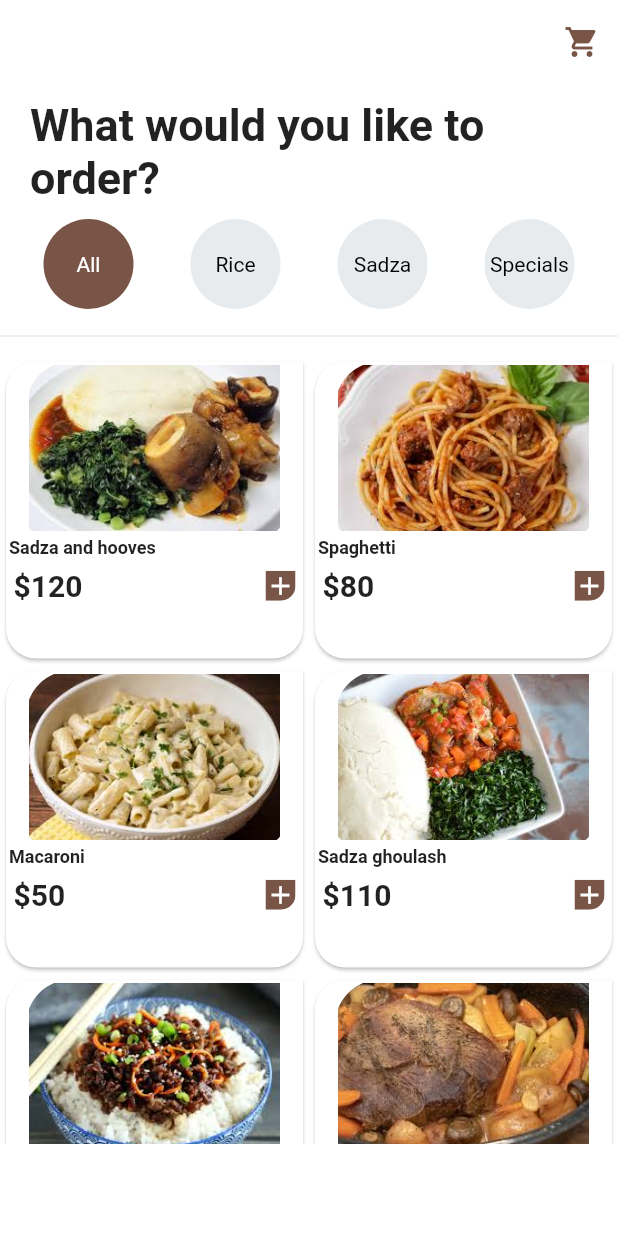
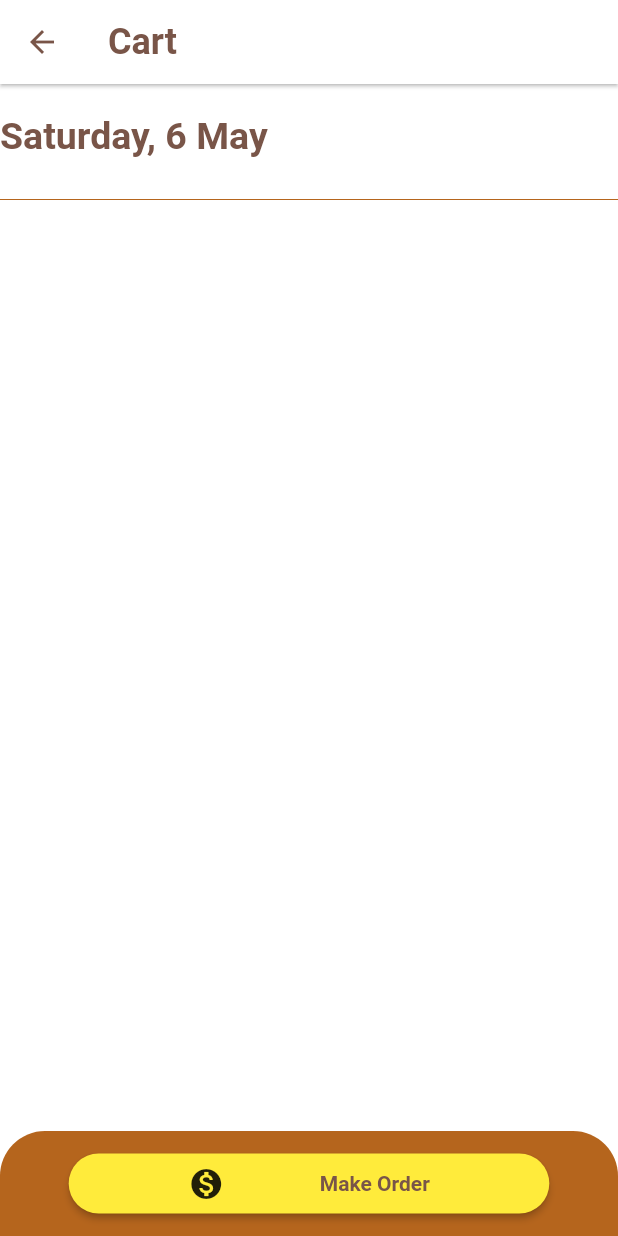
Before and after one commit to ishe19/get_supper, a Flutter app: the screen it shows after launch, after a tap on the "shopping cart" icon, on a phone screen of 412 x 824 dp. Run offline on Flutter 3.47's test engine with Material 2 defaults, Android fonts, the phone set to English and light mode, and no system bars; our stand-ins replace smooth_star_rating, sqflite; accounts and stored records are empty.

Commit message:
changes
DB IMP

```diff
--- /dev/null
+++ b/lib/model/db_manager.dart
@@ -0,0 +1,42 @@
+import 'package:path/path.dart';
+import 'package:sqflite/sqflite.dart';
+import 'package:path_provider/path_provider.dart';
+
+class DBManagerViews {
+  static Database db;
+
+  static Future openDB() async {
+    db = await openDatabase(join(await getDatabasesPath(), 'cart.db'),
+        version: 1, onCreate: (Database db, int version) async {
+      await db.execute('''
+          create table shopping_cart(
+            id integer primary key autoincrement,
+            title text not null,
+            price text not null,
+            img text not null
+          );''');
+    });
+  }
+
+  static Future insertOrder(Map<String, dynamic> note) async {
+    try {
+      await db.insert('shopping_cart', note);
+      print("Data inserted");
+    } catch (e) {
+      print(e);
+    }
+  }
+
+  static Future<List<Map<String, dynamic>>>getList() async {
+    if (db == null) {
+      await openDB();
+    } else {
+      return await db.query('shopping_cart');
+    }
+  }
+
+  static Future deleteOrder(int id) async {
+    await db.delete('shopping_cart', where: 'id = ?', whereArgs: [id]);
+  }
+
+}
--- a/lib/ui/home.dart
+++ b/lib/ui/home.dart
@@ -1,6 +1,10 @@
 import 'package:flutter/material.dart';
+import 'package:get_supper/model/db_manager.dart';
+import 'package:path_provider/path_provider.dart';
+import 'package:path/path.dart';
 import 'package:smooth_star_rating/smooth_star_rating.dart';
 import 'package:get_supper/ui/utils/uidata.dart';
+import 'shopping_cart.dart';
 
 class Home extends StatefulWidget {
   @override
@@ -8,6 +12,13 @@ class Home extends StatefulWidget {
 }
 
 class _HomeState extends State<Home>{
+
+
+  @override
+  void initState(){
+    super.initState();
+    DBManagerViews.openDB();
+  }
 
   var product_list = [
     {
@@ -104,7 +115,9 @@ _buildButton(String title, int index) {
           IconButton(
             icon: Icon(Icons.shopping_cart),
             color: Uidata.primaryColor,
-            onPressed: (){},
+            onPressed: (){
+              Navigator.push(context, MaterialPageRoute(builder: (context)=> Cart()));
+            },
           )
         ],
         ),
@@ -157,6 +170,23 @@ _buildButton(String title, int index) {
           )),
       );
   }
+
+  showSnack(String title, BuildContext context){
+    return Scaffold.of(context).showSnackBar(
+      SnackBar(
+                                  backgroundColor: Uidata.primaryColor,
+                                elevation: 2.0,
+                                content: Row(
+                                  mainAxisAlignment: MainAxisAlignment.spaceAround,
+                                  children: <Widget>[
+                                    Icon(Icons.add_shopping_cart),
+                                    Text("$title added to cart"),
+                                  ],
+                                ),
+                                // duration: Duration(seconds: 3),
+                                )
+                              );
+                        }
 
   Widget foodCard(String img, String title, int price, BuildContext context) {
     var rating;
@@ -227,20 +257,12 @@ _buildButton(String title, int index) {
                             iconSize: 20,
                             color: Colors.white,
                             onPressed: () {
-                              Scaffold.of(context).showSnackBar(
-                                SnackBar(
-                                  backgroundColor: Uidata.primaryColor,
-                                elevation: 2.0,
-                                content: Row(
-                                  mainAxisAlignment: MainAxisAlignment.spaceAround,
-                                  children: <Widget>[
-                                    Icon(Icons.add_shopping_cart),
-                                    Text("$title added to cart"),
-                                  ],
-                                ),
-                                // duration: Duration(seconds: 3),
-                                )
-                              );
+                              DBManagerViews.insertOrder({
+                                "title": title,
+                                "price": price.toString(),
+                                "img": img
+                              });
+                              showSnack(title, context);
                             },
                           ),
                         ),
@@ -269,6 +291,10 @@ _buildButton(String title, int index) {
         ),
       ),
     );
+
+
+
+
   }
 
 
--- /dev/null
+++ b/lib/ui/shopping_cart.dart
@@ -0,0 +1,281 @@
+import 'package:flutter/material.dart';
+import 'package:get_supper/model/db_manager.dart';
+import 'package:get_supper/ui/utils/uidata.dart';
+
+class Cart extends StatefulWidget {
+
+  List list;
+  Cart({this.list});
+
+  @override
+  _CartState createState() => _CartState();
+}
+
+class _CartState extends State<Cart> {
+
+
+  String getDate(int day, int month){
+    String todayDate;
+    String todayMonth;
+    if(day == 1){
+      todayDate = "Monday";
+    }else if(day == 2){
+      todayDate = "Tuesday";
+    }else if(day == 3){
+      todayDate = "Wednesday";
+    }else if(day == 4){
+      todayDate = "Thursday";
+    }else if(day == 5){
+      todayDate = "Friday";
+    }else if(day == 6){
+      todayDate = "Saturday";
+    }else if(day == 7){
+      todayDate = "Sunday";
+    }
+
+    if(month == 1){
+      todayMonth = "January";
+    }else if(month == 2){
+      todayMonth = "February";
+    }else if(month == 3){
+      todayMonth = "March";
+    }else if(month == 4){
+      todayMonth = "April";
+    }else if(month == 5){
+      todayMonth = "May";
+    }else if(month == 6){
+      todayMonth = "June";
+    }else if(month == 7){
+      todayMonth = "July";
+    }else if(month == 8){
+      todayMonth = "August";
+    }else if(month == 9){
+      todayMonth = "September";
+    }else if(month == 10){
+      todayMonth = "October";
+    }else if(month == 11){
+      todayMonth = "November";
+    }else if(month == 12){
+      todayMonth = "December";
+    }
+
+    return "$todayDate, $day $todayMonth";
+  }
+
+  var products = [];
+  void productsPop(){
+    products.add(DBManagerViews.getList());
+  }
+
+  var product_list = [
+    {
+      "name": "Sadza and hooves",
+      "picture": "assets/sadza1.jpg",
+      "price": 120,
+    },
+    {
+      "name": "Spaghetti",
+      "picture": "assets/spag1.jpg",
+      "price": 80,
+    },
+    {
+      "name": "Macaroni",
+      "picture": "assets/maca1.jpg",
+      "price": 50,
+    },
+    {
+      "name": "Sadza ghoulash",
+      "picture": "assets/sadza2.jpg",
+      "price": 110,
+    },
+    {
+      "name": "Rice and beef",
+      "picture": "assets/rice2.jpg",
+      "price": 90,
+    },
+    {
+      "name": "Roast Beef",
+      "picture": "assets/beef2.jpg",
+      "price": 80,
+    },
+    {
+      "name": "Roast Pork",
+      "picture": "assets/pork2.jpg",
+      "price": 120,
+    },
+    {
+      "name": "Spaghetti Magic",
+      "picture": "assets/spag3.jpg",
+      "price": 80,
+    },
+  ];
+
+  @override
+  void initState(){
+    super.initState();
+    productsPop();
+  }
+
+
+
+  var day = DateTime.now().weekday;
+  var month = DateTime.now().month;
+  @override
+  Widget build(BuildContext context) {
+    return Scaffold(
+      appBar: AppBar(
+        elevation: 1.0,
+        leading: IconButton(
+          icon: Icon(Icons.arrow_back),
+          color: Uidata.primaryColor,
+          onPressed: (){
+            Navigator.pop(context);
+          },
+        ),
+        backgroundColor: Colors.white,
+        title: Text("Cart", style: TextStyle(color: Uidata.primaryColor, fontWeight: FontWeight.bold, fontSize: 24.0)),
+
+        ),
+        bottomNavigationBar: ClipRRect(
+          borderRadius:  BorderRadius.only(
+                  topLeft: Radius.circular(30.0),
+                  topRight: Radius.circular(30.0)
+                ),
+
+                  child: SizedBox(
+            height: 70,
+            child: Material(
+              color: Uidata.accentColor,
+              child: Center(
+                  child: MaterialButton(
+                    minWidth: 80.0,
+                    height: 40.0,
+                    onPressed: (){
+                      //TODO Ecocash method here....
+                    },
+                    color: Colors.yellow,
+                    shape: RoundedRectangleBorder(
+                      borderRadius: BorderRadius.all(
+                        Radius.circular(30.0)
+                      ),
+
+                    ),
+                    child: Container(
+                      width: MediaQuery.of(context).size.width * 0.7,
+                      child: Row(
+                        mainAxisAlignment: MainAxisAlignment.spaceEvenly,
+                        children: <Widget>[
+                          Icon(Icons.monetization_on),
+                          Text("Make Order", style: TextStyle(color: Uidata.primaryColor, fontWeight: FontWeight.bold)),
+                        ],
+                      ),
+                    )
+                  ),
+                ),
+            )
+          ),
+        ),
+        body: Container(
+          width: double.infinity,
+          height: double.infinity,
+          child: Column(
+            children: <Widget>[
+              Row(
+                children: <Widget>[
+                  Padding(
+                    padding: const EdgeInsets.symmetric(vertical: 20.0),
+                    child: Text(getDate(day, month), style: TextStyle(color: Uidata.primaryColor, fontWeight: FontWeight.bold, fontSize: 25.0)),
+                  ),
+
+                ],
+              ),
+              Divider(
+                    color: Uidata.accentColor,
+                  ),
+                  Container(
+                    height: MediaQuery.of(context).size.height * 0.632,
+                    child: FutureBuilder(
+                      future: DBManagerViews.getList(),
+                      builder: (context, snapshot){
+                        if(snapshot.connectionState == ConnectionState.done){
+                          final cart = snapshot.data;
+                          return ListView.builder(
+                            itemCount: cart == null ? Column(
+                              mainAxisAlignment: MainAxisAlignment.center,
+                              children: <Widget>[
+                                CircularProgressIndicator(),
+                                Padding(
+                                  padding: const EdgeInsets.all(10.0),
+                                  child: Text("It seems you haven't placed anything in your cart"),                              )
+                              ],
+                            )
+                            : cart.length,
+                            itemBuilder: (context, index){
+                              return Card(
+          child: ListTile(
+        leading: ClipRRect(
+          borderRadius: BorderRadius.circular(20.0),
+                child: Container(
+                  height: 50.0,
+                  width: 50.0,
+            child: Image(
+              image: AssetImage(cart[index]['img']),
+              fit: BoxFit.cover,
+            ),
+          ),
+        ),
+        title: Text(cart[index]['title'], style: TextStyle(fontSize: 18.0, fontWeight: FontWeight.bold)),
+        subtitle: Text("\$" + cart[index]['price']),
+        trailing: ClipRRect(
+                child: Container(
+            child: IconButton(
+              icon: Icon(Icons.close),
+              onPressed: (){
+
+              },
+            ),
+          ),
+        ),
+      ),
+    );
+                            },
+                          );
+                        }
+                      }
+                    ),
+                  )
+            ],
+          ),
+        ),
+    );
+  }
+  Widget cartTile(String img, String title, String price, int index){
+    return Card(
+          child: ListTile(
+        leading: ClipRRect(
+          borderRadius: BorderRadius.circular(20.0),
+                child: Container(
+                  height: 50.0,
+                  width: 50.0,
+            child: Image(
+              image: AssetImage(img),
+              fit: BoxFit.cover,
+            ),
+          ),
+        ),
+        title: Text(title, style: TextStyle(fontSize: 18.0, fontWeight: FontWeight.bold)),
+        subtitle: Text("\$$price"),
+        trailing: ClipRRect(
+                child: Container(
+            child: IconButton(
+              icon: Icon(Icons.close),
+              onPressed: (){
+
+              },
+            ),
+          ),
+        ),
+      ),
+    );
+  }
+}
--- a/lib/ui/utils/uidata.dart
+++ b/lib/ui/utils/uidata.dart
@@ -3,7 +3,7 @@ import 'package:flutter/material.dart';
 class Uidata {
   static const Color primaryColor = Colors.brown;
   // static const Color accentColor = Color.fromRGBO(51, 158, 102, 0.5);
-  static const Color accentColor = Color(0xA5C6BB);
+  static const Color accentColor = Color.fromRGBO(181,101,29, 1);
 
-  static const Color btnColor = Color.fromRGBO(181,101,29, 1);
+  static const Color btnColor = Color.fromRGBO(255,248,215, 1);
 }
--- a/pubspec.yaml
+++ b/pubspec.yaml
@@ -28,6 +28,10 @@ dev_dependencies:
   flutter_test:
     sdk: flutter
   smooth_star_rating: 1.0.4+2
+  font_awesome_flutter: ^8.8.1
+  flutter_open_whatsapp: ^0.1.2
+  sqflite: 1.3.0+1
+  path_provider: any
 
 
 # For information on the generic Dart part of this file, see the
```
Also changed, not shown: pubspec.lock.
